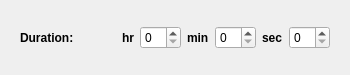
The window that src/gui/timer_settings_dialog.ui (janelia-idf/bias) describes before a commit, drawn with Qt 5.
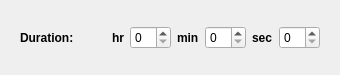
The same window after the commit.

Commit message: Worked on logging settings dialog.

```diff
--- a/src/gui/timer_settings_dialog.ui
+++ b/src/gui/timer_settings_dialog.ui
@@ -6,7 +6,7 @@
    <rect>
     <x>0</x>
     <y>0</y>
-    <width>350</width>
+    <width>340</width>
     <height>75</height>
    </rect>
   </property>
@@ -18,13 +18,13 @@
   </property>
   <property name="minimumSize">
    <size>
-    <width>350</width>
+    <width>340</width>
     <height>75</height>
    </size>
   </property>
   <property name="maximumSize">
    <size>
-    <width>350</width>
+    <width>340</width>
     <height>75</height>
    </size>
   </property>
```
The commit also changes 13 other files.
